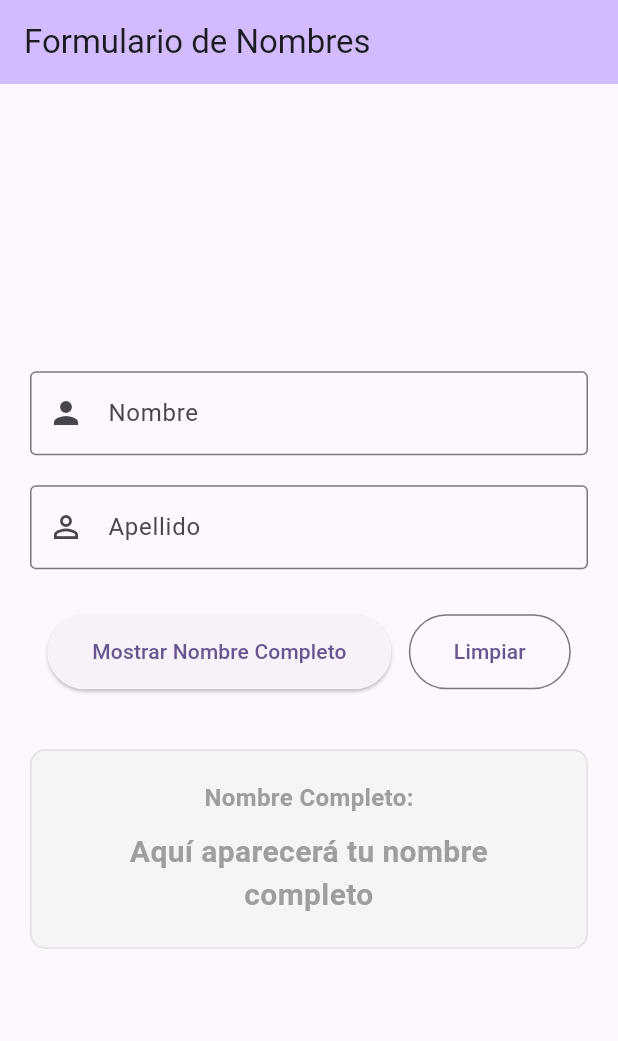
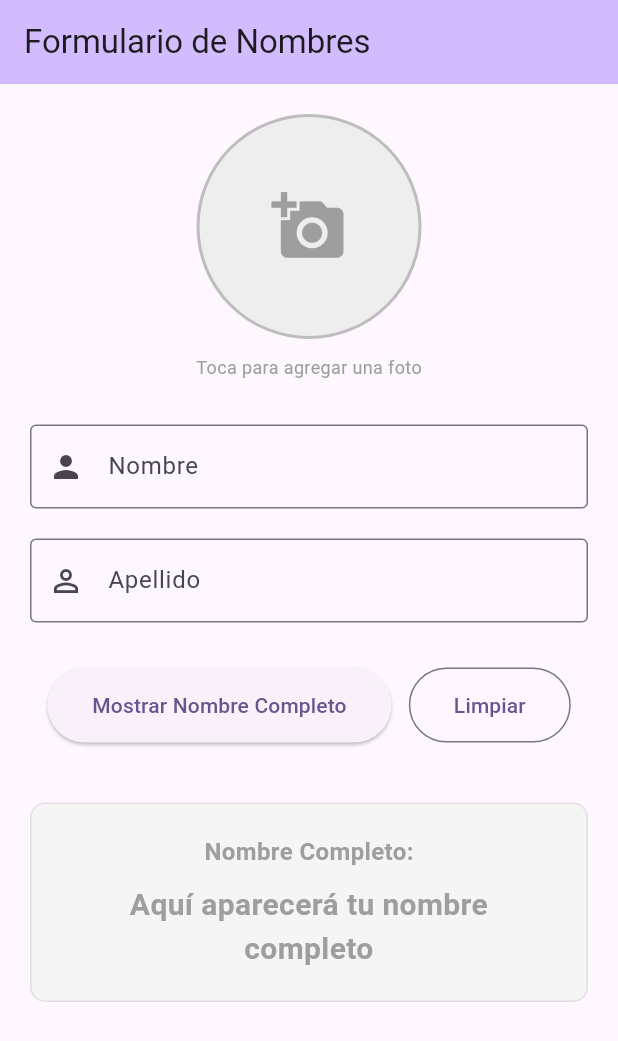
Before and after one commit to dduranuceva/pruebas_grupo_uno, a Flutter app: the screen it shows after launch, on a phone screen of 412 x 824 dp. Shown: the top 1041 px of the screen. Run offline on Flutter 3.47's test engine with Material 3 defaults, Android fonts, the phone set to English and light mode, and no system bars; our stand-ins replace image_picker.

Commit message:
Add: se agrega funcionalidad de carga de imagenes

```diff
--- a/lib/main.dart
+++ b/lib/main.dart
@@ -1,4 +1,6 @@
 import 'package:flutter/material.dart';
+import 'package:image_picker/image_picker.dart';
+import 'dart:io';
 
 void main() {
   runApp(const MyApp());
@@ -34,6 +36,10 @@
   // Variable para mostrar el resultado
   String _nombreCompleto = '';
 
+  // Variables para la imagen
+  File? _imagenSeleccionada;
+  final ImagePicker _imagePicker = ImagePicker();
+
   // Función para concatenar nombre y apellido
   void _concatenarNombres() {
     setState(() {
@@ -58,7 +64,59 @@
       _nombreController.clear();
       _apellidoController.clear();
       _nombreCompleto = '';
+      _imagenSeleccionada = null;
     });
+  }
+
+  // Seleccionar imagen desde galería
+  Future<void> _seleccionarImagenGaleria() async {
+    final XFile? imagen = await _imagePicker.pickImage(source: ImageSource.gallery);
+    if (imagen != null) {
+      setState(() {
+        _imagenSeleccionada = File(imagen.path);
+      });
+    }
+  }
+
+  // Seleccionar imagen desde cámara
+  Future<void> _seleccionarImagenCamara() async {
+    final XFile? imagen = await _imagePicker.pickImage(source: ImageSource.camera);
+    if (imagen != null) {
+      setState(() {
+        _imagenSeleccionada = File(imagen.path);
+      });
+    }
+  }
+
+  // Mostrar opciones para seleccionar imagen
+  void _mostrarOpcionesImagen() {
+    showModalBottomSheet(
+      context: context,
+      builder: (BuildContext context) {
+        return SafeArea(
+          child: Wrap(
+            children: <Widget>[
+              ListTile(
+                leading: const Icon(Icons.photo_library),
+                title: const Text('Galería'),
+                onTap: () {
+                  _seleccionarImagenGaleria();
+                  Navigator.of(context).pop();
+                },
+              ),
+              ListTile(
+                leading: const Icon(Icons.photo_camera),
+                title: const Text('Cámara'),
+                onTap: () {
+                  _seleccionarImagenCamara();
+                  Navigator.of(context).pop();
+                },
+              ),
+            ],
+          ),
+        );
+      },
+    );
   }
 
   @override
@@ -78,9 +136,45 @@
       ),
       body: Padding(
         padding: const EdgeInsets.all(20.0),
-        child: Column(
-          mainAxisAlignment: MainAxisAlignment.center,
-          children: <Widget>[
+        child: SingleChildScrollView(
+          child: Column(
+            mainAxisAlignment: MainAxisAlignment.center,
+            children: <Widget>[
+              // Sección de imagen
+              GestureDetector(
+                onTap: _mostrarOpcionesImagen,
+                child: Container(
+                  width: 150,
+                  height: 150,
+                  decoration: BoxDecoration(
+                    color: Colors.grey[200],
+                    borderRadius: BorderRadius.circular(75),
+                    border: Border.all(color: Colors.grey[400]!, width: 2),
+                  ),
+                  child: _imagenSeleccionada != null
+                      ? ClipRRect(
+                          borderRadius: BorderRadius.circular(75),
+                          child: Image.file(
+                            _imagenSeleccionada!,
+                            fit: BoxFit.cover,
+                          ),
+                        )
+                      : const Icon(
+                          Icons.add_a_photo,
+                          size: 50,
+                          color: Colors.grey,
+                        ),
+                ),
+              ),
+              const SizedBox(height: 10),
+              const Text(
+                'Toca para agregar una foto',
+                style: TextStyle(
+                  color: Colors.grey,
+                  fontSize: 12,
+                ),
+              ),
+              const SizedBox(height: 30),
             // Campo de texto para el nombre
             TextField(
               controller: _nombreController,
@@ -173,6 +267,7 @@
             ),
           ],
         ),
+        ),
       ),
     );
   }
--- a/pubspec.yaml
+++ b/pubspec.yaml
@@ -34,6 +34,9 @@ dependencies:
   # The following adds the Cupertino Icons font to your application.
   # Use with the CupertinoIcons class for iOS style icons.
   cupertino_icons: ^1.0.8
+
+  # Para seleccionar imágenes desde galería o cámara
+  image_picker: ^1.0.4
 
 dev_dependencies:
   flutter_test:
```
Also changed, not shown: pubspec.lock, 5 other files.
